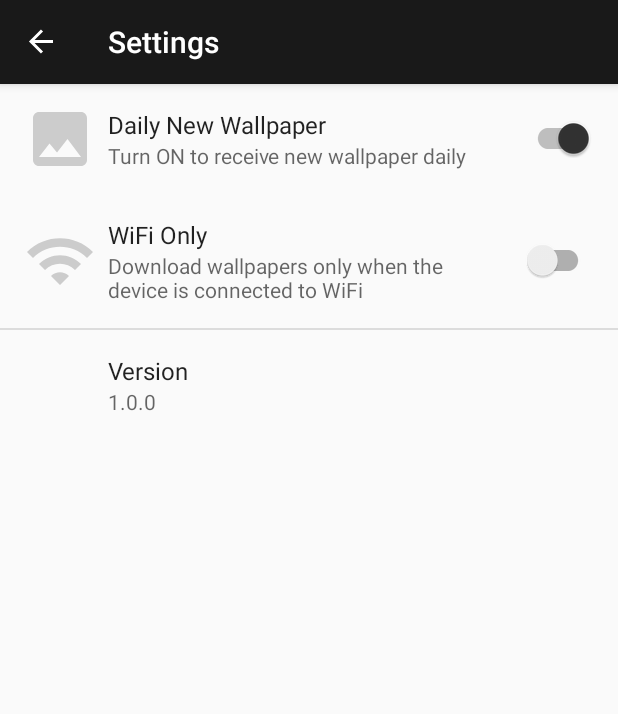
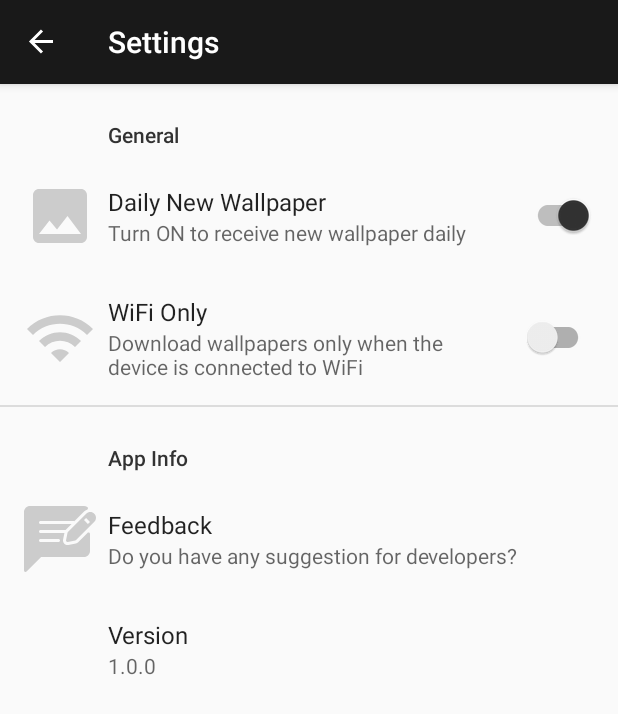
Before and after one commit to isamirkhaan1/wallpaperapp, an Android app: the screen it shows after launch (MainActivity), after a tap on "Settings", on a phone screen of 412 x 824 dp. Shown: the top 714 px of the screen. Run offline under Robolectric (Android 15) with nearby library versions, the phone set to English and light mode, and no system bars; our stand-ins replace Firebase (no records; nobody signed in at launch, a user with empty details on screens opened directly), Timber, androidx.preference, navigation-ui; 1 statement that could not run was skipped.

Commit message:
add user feedback feature

```diff
--- a/app/src/main/java/com/samirk/wallpaperapp/utils/Constants.kt
+++ b/app/src/main/java/com/samirk/wallpaperapp/utils/Constants.kt
@@ -21,5 +21,6 @@ class Constants {
         //setting prefs keys
         const val PREF_WIFI_ONLY = "wifi_only"
         const val PREF_DAILY_NEW_WALLPAPER = "daily_new_wallpaper"
+        const val PREF_FEEDBACK = "feedback"
     }
 }
--- a/app/src/main/java/com/samirk/wallpaperapp/utils/FirestoreUtils.kt
+++ b/app/src/main/java/com/samirk/wallpaperapp/utils/FirestoreUtils.kt
@@ -20,11 +20,17 @@ class FirestoreUtils(private val context: Context) {
         private const val COLLECTION_TODAY: String = "today"
         private const val COLLECTION_OLD: String = "old"
         private const val COLLECTION_USERS: String = "users"
+        private const val COLLECTION_FEEDBACK: String = "feedback"
 
         private const val DOC_THEMES = "themes"
 
         private const val KEY_THEME: String = "theme"
         private const val KEY_TOKEN: String = "token"
+
+        private const val KEY_USER_ID: String = "user_id"
+        private const val KEY_FIREBASE_TOKEN: String = "firebase_token"
+        private const val KEY_FEEDBACK: String = "feedback"
+        private const val KEY_DATE: String = "date"
     }
 
     /**
@@ -122,6 +128,24 @@ class FirestoreUtils(private val context: Context) {
                 }
             }.addOnFailureListener {
                 Timber.e(it)
+            }
+    }
+
+    fun addUserFeedback(text: String) {
+
+        val hashMap = hashMapOf<String, Any>(
+            KEY_USER_ID to pref.userId,
+            KEY_FIREBASE_TOKEN to pref.token,
+            KEY_FEEDBACK to text,
+            KEY_DATE to getCurrentTimeMillis()
+        )
+
+        val doc = firestore.collection(COLLECTION_FEEDBACK).document()
+        doc.set(hashMap)
+            .addOnSuccessListener {
+                Timber.d("Feedback submitted")
+
+                pref.clearUserFeedback()
             }
     }
 
--- a/app/src/main/java/com/samirk/wallpaperapp/view/SettingsFragment.kt
+++ b/app/src/main/java/com/samirk/wallpaperapp/view/SettingsFragment.kt
@@ -2,21 +2,30 @@ package com.samirk.wallpaperapp.view
 
 import android.os.Bundle
 import android.os.Handler
-import android.os.HandlerThread
+import android.widget.Toast
+import androidx.preference.EditTextPreference
 import androidx.preference.Preference
 import androidx.preference.PreferenceFragmentCompat
 import androidx.preference.SwitchPreferenceCompat
 import com.samirk.wallpaperapp.R
-import com.samirk.wallpaperapp.utils.*
+import com.samirk.wallpaperapp.utils.Constants
+import com.samirk.wallpaperapp.utils.FirestoreUtils
+import com.samirk.wallpaperapp.utils.NetworkUtils
+import com.samirk.wallpaperapp.utils.PrefUtils
 
 class SettingsFragment : PreferenceFragmentCompat(), Preference.OnPreferenceChangeListener {
 
     lateinit var prefUtils: PrefUtils
 
+    lateinit var etFeedback: EditTextPreference
+
     override fun onCreatePreferences(savedInstanceState: Bundle?, rootKey: String?) {
         setPreferencesFromResource(R.xml.settings, rootKey)
 
         prefUtils = PrefUtils.getInstance(requireContext())
+
+        etFeedback = findPreference<EditTextPreference>(Constants.PREF_FEEDBACK)!!
+        etFeedback.onPreferenceChangeListener = this
 
         findPreference<SwitchPreferenceCompat>(Constants.PREF_WIFI_ONLY)!!
             .onPreferenceChangeListener = this
@@ -28,10 +37,13 @@ class SettingsFragment : PreferenceFragmentCompat(), Preference.OnPreferenceChan
 
     override fun onPreferenceChange(preference: Preference?, newValue: Any?): Boolean {
 
+        if (preference is EditTextPreference)
+            sendFeedback(text = newValue as String)
+        else
         //  This delay make this function act like onChanged()
-        Handler().postDelayed({
-            handleChangeInSettings()
-        }, 50L)
+            Handler().postDelayed({
+                handleChangeInSettings()
+            }, 50L)
 
         return true
     }
@@ -40,4 +52,17 @@ class SettingsFragment : PreferenceFragmentCompat(), Preference.OnPreferenceChan
         NetworkUtils(requireContext()).handleOnConnectionAvailability()
     }
 
+    private fun sendFeedback(text: String) {
+
+        if (text.isEmpty())
+            return
+
+        FirestoreUtils(requireContext()).addUserFeedback(text)
+
+        Toast.makeText(
+            requireContext(),
+            "Thank you for your feedback <3", Toast.LENGTH_SHORT
+        ).show()
+    }
+
 }
--- /dev/null
+++ b/app/src/main/res/drawable/ic_feedback.xml
@@ -0,0 +1,6 @@
+<vector android:autoMirrored="true" android:height="48dp"
+    android:viewportHeight="512" android:viewportWidth="512"
+    android:width="48dp" xmlns:android="http://schemas.android.com/apk/res/android">
+    <path android:fillColor="#CCCCCC" android:pathData="M462.75,210.479c-3.979,-1.656 -8.583,-0.74 -11.625,2.313l-65.854,65.833c-4.479,4.49 -10.146,7.51 -16.333,8.75l-53.333,10.667c-10.625,2.146 -21.375,-1.229 -28.896,-8.74c-7.583,-7.594 -10.854,-18.406 -8.75,-28.906l9.408,-47.063H117.333c-5.896,0 -10.667,-4.771 -10.667,-10.667c0,-5.896 4.771,-10.667 10.667,-10.667h179.061c0.371,-0.411 0.587,-0.928 0.98,-1.323l41.35,-41.344H117.333c-5.896,0 -10.667,-4.771 -10.667,-10.667c0,-5.896 4.771,-10.667 10.667,-10.667H352c2.271,0 4.259,0.866 5.988,2.074l69.22,-69.21c5.833,-5.844 12.896,-10.438 21,-13.667c3.688,-1.469 6.25,-4.875 6.646,-8.823c0.417,-3.958 -1.417,-7.802 -4.729,-9.99c-7.021,-4.615 -15.125,-7.052 -23.458,-7.052h-384C19.146,21.333 0,40.469 0,64v416c0,4.313 2.604,8.208 6.583,9.854c1.313,0.552 2.708,0.813 4.083,0.813c2.771,0 5.5,-1.083 7.542,-3.125L121.75,384h304.917c23.521,0 42.667,-19.135 42.667,-42.667v-121C469.333,216.021 466.729,212.125 462.75,210.479zM245.333,277.333h-128c-5.896,0 -10.667,-4.771 -10.667,-10.667c0,-5.896 4.771,-10.667 10.667,-10.667h128c5.896,0 10.667,4.771 10.667,10.667C256,272.563 251.229,277.333 245.333,277.333z"/>
+    <path android:fillColor="#CCCCCC" android:pathData="M471.167,64c-10.771,0 -21.292,4.365 -28.875,11.958L312.458,205.771c-1.5,1.49 -2.5,3.385 -2.917,5.448l-10.667,53.354c-0.708,3.5 0.396,7.115 2.917,9.635c2.021,2.021 4.75,3.125 7.542,3.125c0.688,0 1.396,-0.073 2.083,-0.208l53.313,-10.667c2.083,-0.417 3.979,-1.427 5.458,-2.917l129.854,-129.833c0,0 0,0 0,-0.01c7.604,-7.604 11.958,-18.125 11.958,-28.865C512,82.313 493.688,64 471.167,64zM454.249,149.332l-27.587,-27.587l15.083,-15.083l27.589,27.589L454.249,149.332z"/>
+</vector>
--- a/app/src/main/res/values/strings.xml
+++ b/app/src/main/res/values/strings.xml
@@ -12,12 +12,18 @@
 
     <!-- Settings -->
     <string name="tit_settings">Settings</string>
+    <string name="tit_app_info">App Info</string>
+    <string name="tit_general">General</string>
+    <string name="tit_back">Back</string>
+    <string name="tit_submit">Submit</string>
     <string name="tit_daily_new_wallpaper">Daily New Wallpaper</string>
     <string name="tit_wifi_only">WiFi Only</string>
     <string name="tit_about_us">About Us</string>
+    <string name="tit_feedback">Feedback</string>
 
     <string name="msg_wifi_only">Download wallpapers only when the device is connected to WiFi</string>
     <string name="msg_daily_new_wallpaper">Turn ON to receive new wallpaper daily</string>
+    <string name="msg_feedback">Do you have any suggestion for developers?</string>
 
 
     <!-- General text   -->
--- a/app/src/main/res/xml/settings.xml
+++ b/app/src/main/res/xml/settings.xml
@@ -1,7 +1,8 @@
 <?xml version="1.0" encoding="utf-8"?>
-<PreferenceScreen xmlns:android="http://schemas.android.com/apk/res/android">
+<PreferenceScreen xmlns:android="http://schemas.android.com/apk/res/android"
+    xmlns:app="http://schemas.android.com/apk/res-auto">
 
-    <PreferenceCategory>
+    <PreferenceCategory android:title="@string/tit_general">
         <SwitchPreferenceCompat
             android:defaultValue="true"
             android:icon="@drawable/ic_wallpaper"
@@ -19,7 +20,24 @@
     </PreferenceCategory>
 
 
-    <PreferenceCategory>
+    <PreferenceCategory android:title="@string/tit_app_info">
+
+        <EditTextPreference
+            android:dialogIcon="@drawable/ic_feedback"
+            android:dialogMessage="@string/msg_feedback"
+            android:dialogTitle="@string/tit_feedback"
+            android:icon="@drawable/ic_feedback"
+
+            android:key="feedback"
+            android:negativeButtonText="@string/tit_back"
+            android:positiveButtonText="@string/tit_submit"
+
+            android:summary="@string/msg_feedback"
+            android:title="@string/tit_feedback"
+
+
+            />
+
         <EditTextPreference
             android:key="app_version"
             android:selectable="false"
```
Also changed, not shown: app/src/main/java/com/samirk/wallpaperapp/utils/PrefUtils.kt (+17 -1 lines).
